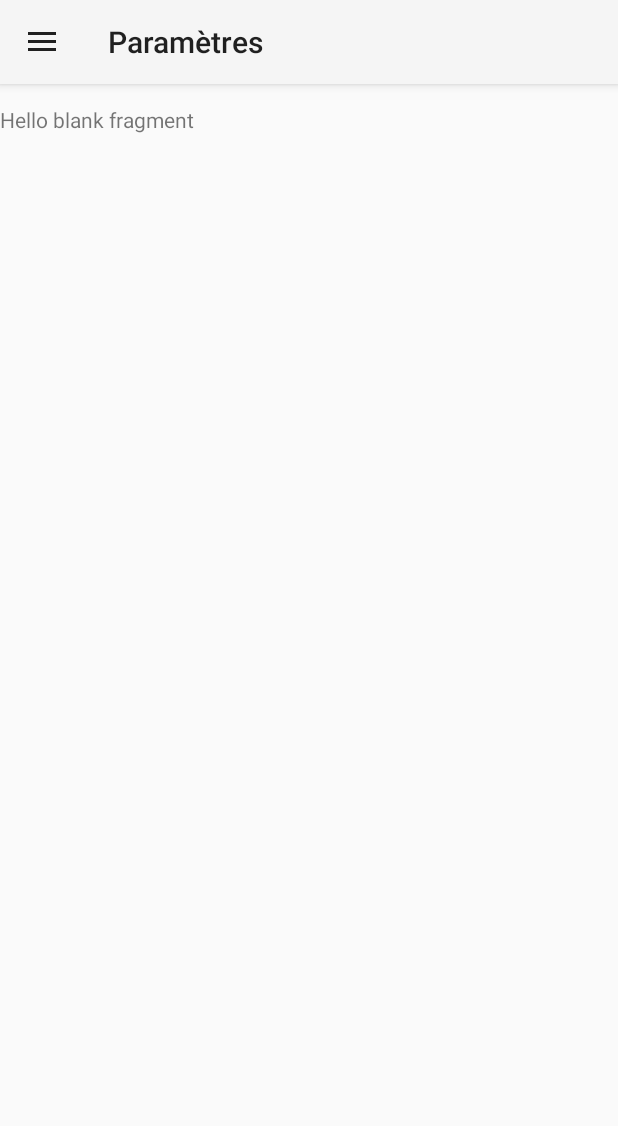
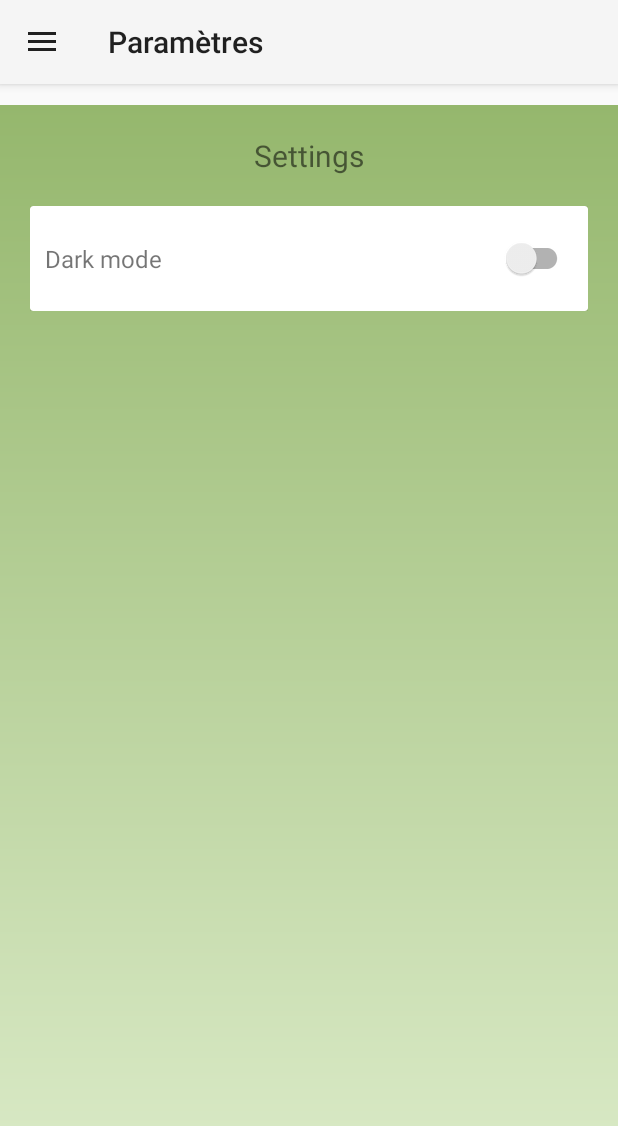
Before and after one commit to sutakos/PowerHome, an Android app: the fragment ParametresFragment placed in its activity, on a phone screen of 412 x 824 dp. Shown: the top 1126 px of the screen. Run offline under Robolectric (Android 15) with nearby library versions, the phone set to English and light mode, and no system bars; libraries missing offline, so code that uses them is left out: com.koushikdutta.async, com.koushikdutta.ion; pictures from the network do not load; 2 statements that could not run were skipped.

Commit message:
modif darkmode

```diff
--- a/app/src/main/java/iut/dam/powerhome/fragments/ParametresFragment.java
+++ b/app/src/main/java/iut/dam/powerhome/fragments/ParametresFragment.java
@@ -1,16 +1,25 @@
 package iut.dam.powerhome.fragments;
 
+import android.content.SharedPreferences;
 import android.os.Bundle;
 
+import androidx.appcompat.app.AppCompatDelegate;
 import androidx.fragment.app.Fragment;
 
 import android.view.LayoutInflater;
 import android.view.View;
 import android.view.ViewGroup;
+import android.widget.Switch;
+import com.google.android.material.switchmaterial.SwitchMaterial;
+import android.content.SharedPreferences;
+
+import com.google.android.material.switchmaterial.SwitchMaterial;
 
 import iut.dam.powerhome.R;
 
 public class ParametresFragment extends Fragment {
+    private SwitchMaterial swt;
+    private SharedPreferences sharedPrefs;
 
     public ParametresFragment() {
         // Required empty public constructor
@@ -22,5 +31,31 @@ public class ParametresFragment extends Fragment {
                              Bundle savedInstanceState) {
         getActivity().setTitle("Paramètres");
         View rootView=inflater.inflate(R.layout.fragment_parametres, container, false);
-        return rootView;}
+        swt = rootView.findViewById(R.id.darkmode);
+        sharedPrefs = requireActivity().getSharedPreferences("app_settings", 0);
+
+        // Configurer le switch selon le thème actuel
+        boolean isDarkMode = sharedPrefs.getBoolean("dark_mode", false);
+        swt.setChecked(isDarkMode);
+
+        // Gestion du changement de thème
+        swt.setOnCheckedChangeListener((buttonView, isChecked) -> {
+            // Sauvegarder la préférence
+            SharedPreferences.Editor editor = sharedPrefs.edit();
+            editor.putBoolean("dark_mode", isChecked);
+            editor.apply();
+
+            // Appliquer le thème
+            if (isChecked) {
+                AppCompatDelegate.setDefaultNightMode(AppCompatDelegate.MODE_NIGHT_YES);
+            } else {
+                AppCompatDelegate.setDefaultNightMode(AppCompatDelegate.MODE_NIGHT_NO);
+            }
+
+            // Redémarrer l'activité pour appliquer le thème
+            requireActivity().recreate();
+        });
+
+        return rootView;
+    }
 }
--- a/app/src/main/res/layout/fragment_parametres.xml
+++ b/app/src/main/res/layout/fragment_parametres.xml
@@ -1,14 +1,45 @@
 <?xml version="1.0" encoding="utf-8"?>
-<FrameLayout xmlns:android="http://schemas.android.com/apk/res/android"
+<LinearLayout xmlns:android="http://schemas.android.com/apk/res/android"
     xmlns:tools="http://schemas.android.com/tools"
     android:layout_width="match_parent"
     android:layout_height="match_parent"
+    android:orientation="vertical"
+    android:background="@drawable/gradient_background"
     tools:context=".fragments.ParametresFragment">
 
-    <!-- TODO: Update blank fragment layout -->
     <TextView
         android:layout_width="match_parent"
-        android:layout_height="match_parent"
-        android:text="@string/hello_blank_fragment" />
+        android:layout_height="wrap_content"
+        android:text="@string/settings_par"
+        android:gravity="center"
+        android:layout_marginBottom="20dp"
+        android:layout_marginTop="20dp"
+        android:textSize="20sp"/>
 
-</FrameLayout>
+    <LinearLayout
+    android:layout_width="match_parent"
+    android:layout_height="wrap_content"
+    android:layout_marginStart="20dp"
+    android:layout_marginEnd="20dp">
+    <androidx.cardview.widget.CardView
+        android:layout_width="match_parent"
+        android:layout_height="70dp">
+        <TextView
+            android:id="@+id/modetext"
+            android:layout_width="wrap_content"
+            android:layout_height="wrap_content"
+            android:text="@string/dark_mode"
+            android:layout_marginStart="10dp"
+            android:layout_gravity="center_vertical"
+            android:textSize="16sp"/>
+
+        <com.google.android.material.switchmaterial.SwitchMaterial
+            android:layout_width="match_parent"
+            android:layout_height="wrap_content"
+            android:layout_gravity="end|center"
+            android:layout_marginEnd="10dp"
+            android:id="@+id/darkmode"/>
+    </androidx.cardview.widget.CardView>
+    </LinearLayout>
+
+</LinearLayout>
--- a/app/src/main/res/values-land/strings.xml
+++ b/app/src/main/res/values-land/strings.xml
@@ -3,5 +3,7 @@
     <string name="gaetan_leclair_toodo_com">gaetan_leclair_toodo_com</string>
     <string name="votre_consommation">Votre consommation</string>
     <string name="welcome_on">Welcome on</string>
+    <string name="dark_mode">Dark mode</string>
+    <string name="settings_par">Settings</string>
 
 </resources>
--- a/app/src/main/res/values-night/strings.xml
+++ b/app/src/main/res/values-night/strings.xml
@@ -3,4 +3,6 @@
     <string name="gaetan_leclair_toodo_com">gaetan_leclair_toodo_com</string>
     <string name="votre_consommation">Votre consommation</string>
     <string name="welcome_on">Welcome on</string>
+    <string name="dark_mode">Dark mode</string>
+    <string name="settings_par">Settings</string>
 </resources>
--- a/app/src/main/res/values-v23/strings.xml
+++ b/app/src/main/res/values-v23/strings.xml
@@ -1,4 +1,6 @@
 <?xml version="1.0" encoding="utf-8"?>
 <resources>
     <string name="welcome_on">Welcome on</string>
+    <string name="dark_mode">Dark mode</string>
+    <string name="settings_par">Settings</string>
 </resources>
--- a/app/src/main/res/values-w1240dp/strings.xml
+++ b/app/src/main/res/values-w1240dp/strings.xml
@@ -1,4 +1,6 @@
 <?xml version="1.0" encoding="utf-8"?>
 <resources>
     <string name="welcome_on">Welcome on</string>
+    <string name="dark_mode">Dark mode</string>
+    <string name="settings_par">Settings</string>
 </resources>
--- a/app/src/main/res/values-w600dp/strings.xml
+++ b/app/src/main/res/values-w600dp/strings.xml
@@ -1,4 +1,6 @@
 <?xml version="1.0" encoding="utf-8"?>
 <resources>
     <string name="welcome_on">Welcome on</string>
+    <string name="dark_mode">Dark mode</string>
+    <string name="settings_par">Settings</string>
 </resources>
--- a/app/src/main/res/values/strings.xml
+++ b/app/src/main/res/values/strings.xml
@@ -74,4 +74,6 @@
     <string name="consommation_totale">Total wattage :</string>
     <string name="equipments">equipments</string>
     <string name="etage">FLOOR</string>
+    <string name="dark_mode">Dark mode</string>
+    <string name="settings_par">Settings</string>
 </resources>
```
Also changed, not shown: 2 other files.
